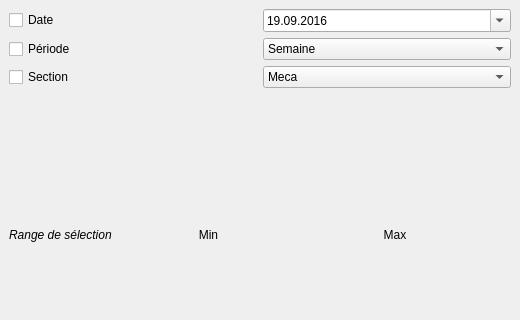
First picture: the form in MainWindowGUI.ui, repository emiledecosterd/CardGeneratorUI, before the edit; both pictures show x 0 to 520 and y 0 to 320 of the 520 by 768 pixel window.
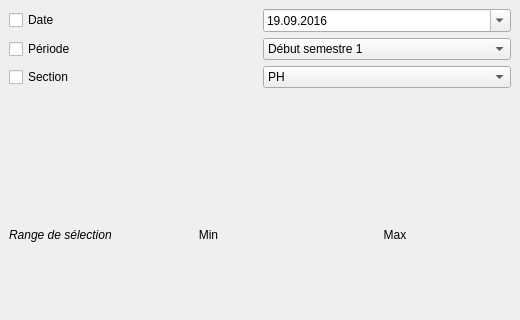
Second picture: the form after the edit.

```diff
--- a/MainWindowGUI.ui
+++ b/MainWindowGUI.ui
@@ -44,7 +44,7 @@
        <widget class="QComboBox" name="period_comboBox">
         <item>
          <property name="text">
-          <string>Semaine</string>
+          <string>Début semestre 1</string>
          </property>
         </item>
         <item>
@@ -123,7 +123,7 @@
        <widget class="QComboBox" name="section_comboBox">
         <item>
          <property name="text">
-          <string>Meca</string>
+          <string>PH</string>
          </property>
         </item>
         <item>
```
Left out of the diff: 99 changed lines with no effect on the pictures.
